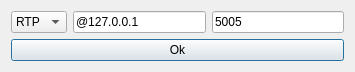
This is code/ui/ui_FmvOpenStream.ui in All4Gis/QGISFMV as Qt 5 draws it before an edit. The edited form follows.
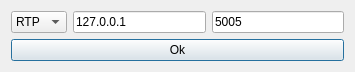
This is the edited form. Icons and pictures are not drawn.

What changed in the file:
```diff
--- a/code/ui/ui_FmvOpenStream.ui
+++ b/code/ui/ui_FmvOpenStream.ui
@@ -54,10 +54,10 @@
      <item>
       <widget class="QLineEdit" name="ln_host">
        <property name="text">
-        <string>@127.0.0.1</string>
+        <string>127.0.0.1</string>
        </property>
        <property name="placeholderText">
-        <string>@127.0.0.1</string>
+        <string>127.0.0.1</string>
        </property>
       </widget>
      </item>
```
